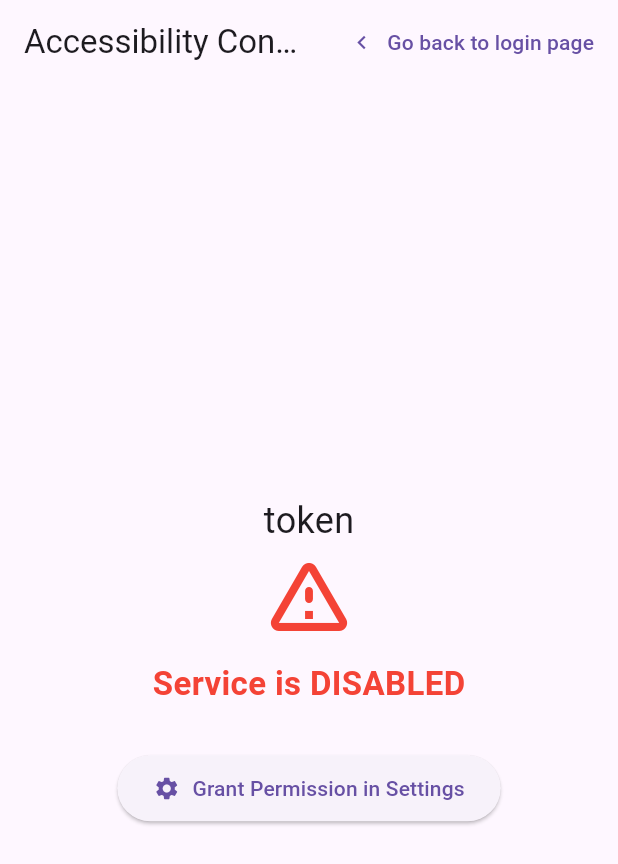
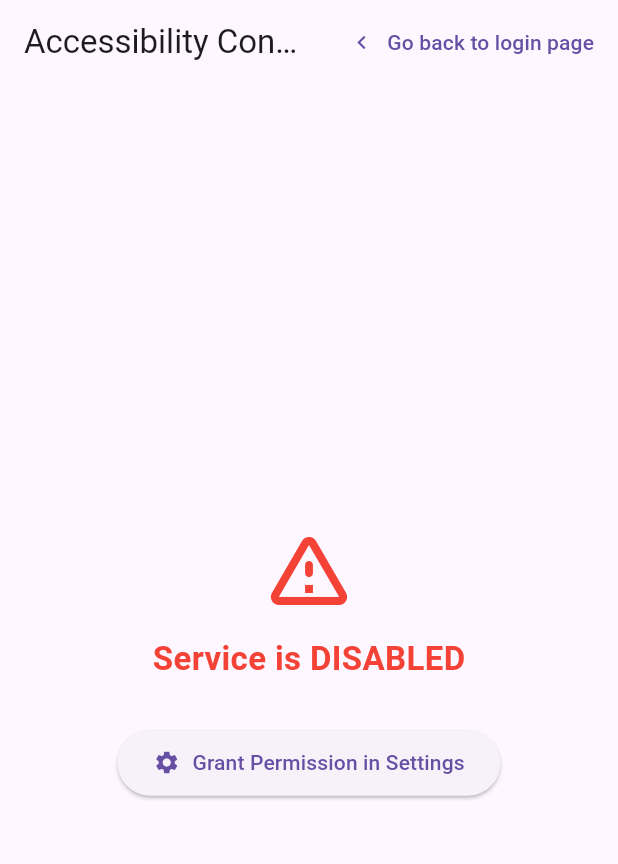
Before and after one commit to sinemadalan/digital_assistant, a Flutter app: the ControlPanel screen opened directly, on a phone screen of 412 x 824 dp. Shown: the top 864 px of the screen. Run offline on Flutter 3.47's test engine with Material 3 defaults, Android fonts, the phone set to English and light mode, and no system bars; our stand-ins replace flutter_secure_storage; accounts and stored records are empty.

Commit message:
Hide JWT and await secure token storage.

```diff
--- a/lib/Util/user_auth_manager.dart
+++ b/lib/Util/user_auth_manager.dart
@@ -54,8 +54,7 @@ Future<EnrollResult> mockEnrollDeviceIfTokenNotExist(String enrollmentCode, Stri
 
       final String token = responseData['token'];
 
-      print("Token: $token");
-      writeTokenIfNotExist(token);
+      await writeTokenIfNotExist(token);
 
       return EnrollResult.success;
     }
--- a/lib/pages/control_panel.dart
+++ b/lib/pages/control_panel.dart
@@ -1,7 +1,7 @@
 import 'package:flutter/material.dart';
 
 import '../Util/accessibility_service_manager.dart';
-import '../Util/user_auth_manager.dart' as auth;
+
 class ControlPanel extends StatefulWidget {
   const ControlPanel({Key? key}) : super(key: key);
 
@@ -47,32 +47,6 @@ class _ControlPanelState extends State<ControlPanel> {
         child: Column(
             mainAxisAlignment: MainAxisAlignment.center,
             children: [
-        FutureBuilder<String?>(
-        future: auth.getToken(), // Pass the future here
-        builder: (BuildContext context, AsyncSnapshot<String?> snapshot) {
-
-          // State 1: Still loading
-          if (snapshot.connectionState == ConnectionState.waiting) {
-            return const CircularProgressIndicator();
-          }
-
-          // State 2: Error occurred
-          else if (snapshot.hasError) {
-            return Text('Error: ${snapshot.error}');
-          }
-
-          // State 3: Future completed successfully
-          else if (snapshot.hasData) {
-            return Text(
-              snapshot.data!,
-              style: const TextStyle(fontSize: 24),
-            );
-          }
-
-          // Fallback state
-          return const Text('No data found');
-        },
-        ),
         _buildStatusIndicator(isRunning),
         const SizedBox(height: 30),
         // Conditionally show either the settings button OR the pause toggle
```
